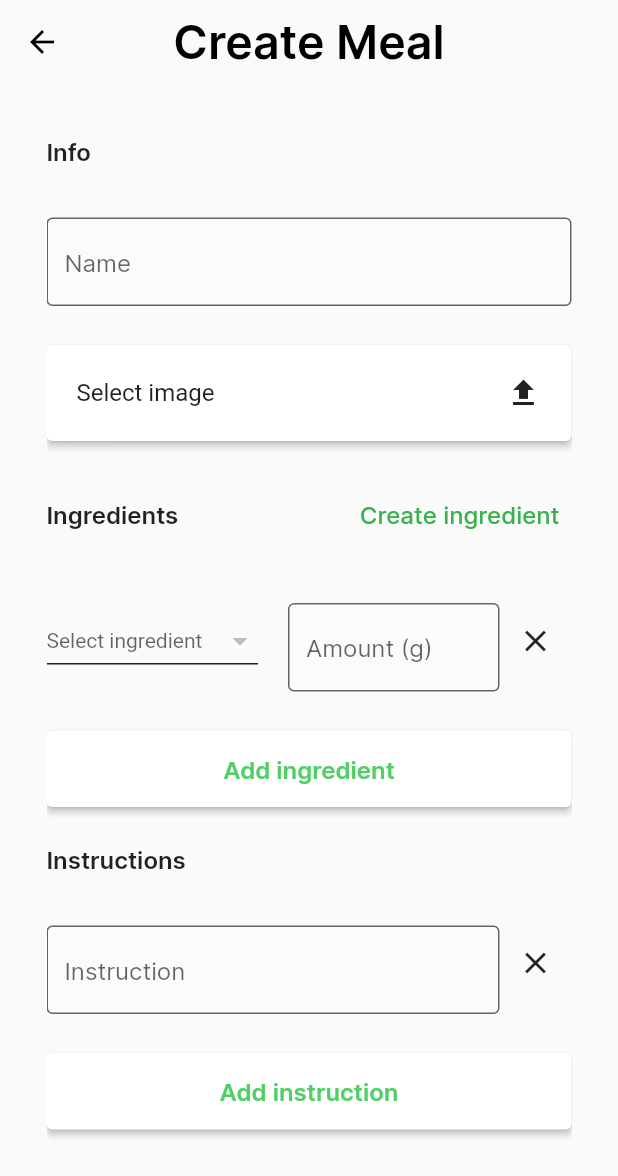
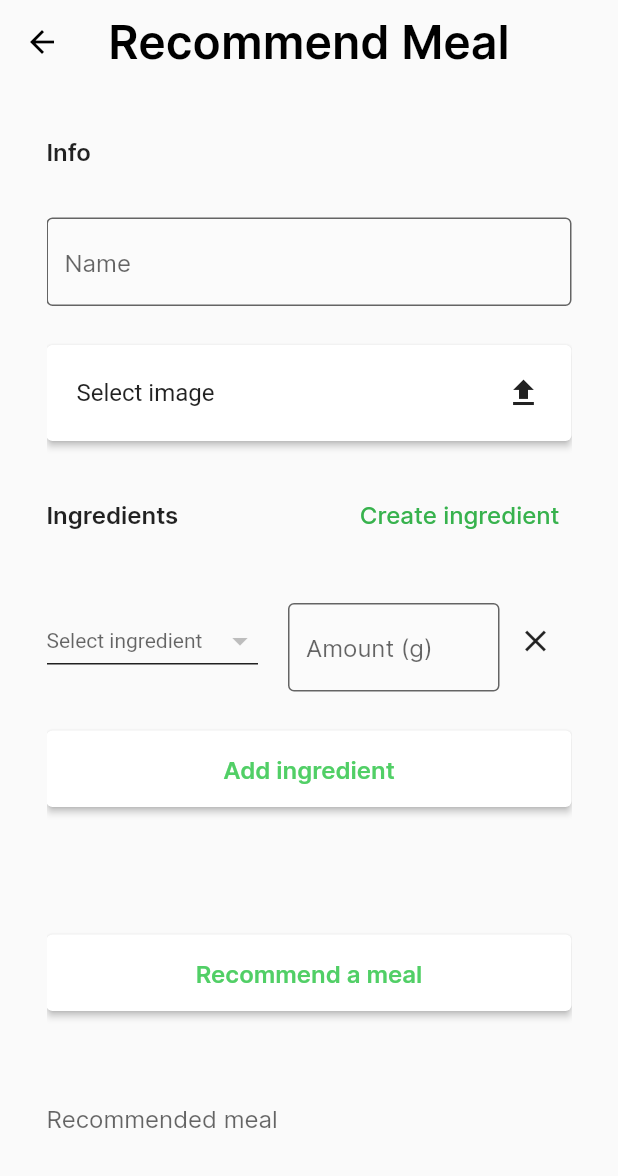
Before and after one commit to Bulk-bros/stattrack, a Flutter app: the RecommendMealPage screen opened directly, on a phone screen of 412 x 824 dp. Shown: the top 1176 px of the screen. Run offline on Flutter 3.47's test engine with Material 2 defaults, Android fonts, the phone set to English and light mode, and no system bars; our stand-ins replace cloud_firestore, firebase_auth, firebase_core, firebase_storage, flutter_datetime_picker, flutter_riverpod and 5 more; missing offline and left inert: assorted_layout_widgets, custom_image_crop, flutter_barcode_scanner, flutter_login_facebook, week_of_year; accounts and stored records are empty; project files that could hold a hidden picture were left out.

Commit message:
rebased to latest version, optimized prompt

```diff
--- a/stattrack/lib/components/forms/recommend_meal_form.dart
+++ b/stattrack/lib/components/forms/recommend_meal_form.dart
@@ -13,7 +13,6 @@ import 'package:stattrack/models/IngredientAmount.dart';
 import 'package:stattrack/models/ingredient.dart';
 import 'package:stattrack/models/meal.dart';
 import 'package:stattrack/pages/meal_pages/create_ingredient_page.dart';
-import 'package:stattrack/pages/meal_pages/recommend_meal_page.dart';
 import 'package:stattrack/providers/auth_provider.dart';
 import 'package:stattrack/providers/repository_provider.dart';
 import 'package:stattrack/services/api_paths.dart';
@@ -149,7 +148,7 @@ class _RecommendMealFormState extends ConsumerState<RecommendMealForm> {
         ),
       );
     } else {
-      Map<String?, num> ingredients = {};
+      Map<String, num> ingredients = {};
       num calories = 0;
       num proteins = 0;
       num fat = 0;
@@ -304,24 +303,24 @@ class _RecommendMealFormState extends ConsumerState<RecommendMealForm> {
           const SizedBox(
             height: sectionSpacing,
           ),
-          _buildHeading('Instructions'),
+          //  _buildHeading('Instructions'),
           const SizedBox(
             height: elementSpacing,
           ),
-          ..._instructions.keys.map((index) {
-            return InstructionsField(
-              index: index,
-              onChange: (i, value) => _updateInstruction(i, value),
-              delete: (i) => _deleteInstruction(i),
-            );
-          }),
-          MainButton(
-            callback: _addInstruction,
-            label: 'Add instruction',
-            padding: const EdgeInsets.all(16.0),
-            backgroundColor: Colors.white,
-            color: Palette.accent[400],
-          ),
+          //  ..._instructions.keys.map((index) {
+          //    return InstructionsField(
+          //      index: index,
+          //      onChange: (i, value) => _updateInstruction(i, value),
+          //      delete: (i) => _deleteInstruction(i),
+          //     );
+          //  }),
+          // MainButton(
+          //  callback: _addInstruction,
+          //  label: 'Add instruction',
+          //  padding: const EdgeInsets.all(16.0),
+          //  backgroundColor: Colors.white,
+          //  color: Palette.accent[400],
+          // ),
           const SizedBox(
             height: 50.0,
           ),
@@ -340,15 +339,16 @@ class _RecommendMealFormState extends ConsumerState<RecommendMealForm> {
             decoration: const InputDecoration(
               hintText: 'Recommended meal',
             ),
+            maxLines: 15,
           ),
           const SizedBox(
             height: 50.0,
           ),
-          MainButton(
-            callback: () => _addMeal(context, auth, repo),
-            label: 'Add Recommended meal',
-            padding: const EdgeInsets.all(16.0),
-          ),
+          //   MainButton(
+          //    callback: () => _addMeal(context, auth, repo),
+          //    label: 'Add Recommended meal',
+          //    padding: const EdgeInsets.all(16.0),
+          //  ),
         ],
       ),
     );
--- a/stattrack/lib/pages/meal_pages/recommend_meal_page.dart
+++ b/stattrack/lib/pages/meal_pages/recommend_meal_page.dart
@@ -23,7 +23,7 @@ class _RecommendMealPageState extends ConsumerState<RecommendMealPage> {
 
     return Scaffold(
       appBar: CustomAppBar(
-        headerTitle: 'Create Meal',
+        headerTitle: 'Recommend Meal',
       ),
       body: Padding(
         padding: const EdgeInsets.all(31.0),
--- a/stattrack/lib/utils/open_AI.dart
+++ b/stattrack/lib/utils/open_AI.dart
@@ -17,11 +17,11 @@ import 'package:stattrack/models/ingredient.dart';
 
 class OpenAI {
   static const String _apiKey = '';
-  static const String _engineId = 'davinci';
+  static const String _engineId = 'text-davinci-003';
   static const String _url =
       'https://api.openai.com/v1/engines/$_engineId/completions';
   static const String _prompt =
-      'Write a recipe based on these ingredients and instructions';
+      'Write a recipe based on these ingredients and instructions as a list:\n';
 
   static Future<String> recommendMeal(
       List<Ingredient> ingredients, List<String> instructions,
@@ -30,19 +30,17 @@ class OpenAI {
       double topP = 1,
       double frequencyPenalty = 0,
       double presencePenalty = 0,
-      int bestOf = 1,
-      int maxTokens = 250}) async {
+      int maxTokens = 200}) async {
     final String ingredientsString =
         ingredients.map((Ingredient ingredient) => ingredient.name).join(', ');
     final String instructionsString = instructions.join(', ');
     final String request = jsonEncode({
       'prompt':
-          '${OpenAI._prompt} \n Ingredients : $ingredientsString \n Instructions : $instructionsString',
+          '${OpenAI._prompt} Ingredients : $ingredientsString.' 'Instructions:',
       'temperature': temperature,
       'top_p': topP,
       'frequency_penalty': frequencyPenalty,
       'presence_penalty': presencePenalty,
-      'best_of': bestOf,
       'max_tokens': maxTokens,
     });
 
```
Also changed, not shown: stattrack/lib/components/meals/add_meal.dart (+0 -9 lines).
